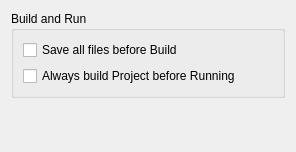
Qt form src/plugins/projectexplorer/projectexplorersettingspage.ui (qt-creator/qt-creator) before a commit.
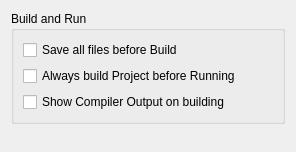
The same form after that commit.

Commit message:
Add a checkbox for "Showing the compile output on build".
Enough people want that, and it's not much code.

Task-Nr: 254138

What changed in the file:
```diff
--- a/src/plugins/projectexplorer/projectexplorersettingspage.ui
+++ b/src/plugins/projectexplorer/projectexplorersettingspage.ui
@@ -31,6 +31,13 @@
         </property>
        </widget>
       </item>
+      <item>
+       <widget class="QCheckBox" name="showCompileOutputCheckBox">
+        <property name="text">
+         <string>Show Compiler Output on building</string>
+        </property>
+       </widget>
+      </item>
      </layout>
     </widget>
    </item>
```
The commit also changes 4 other files.
